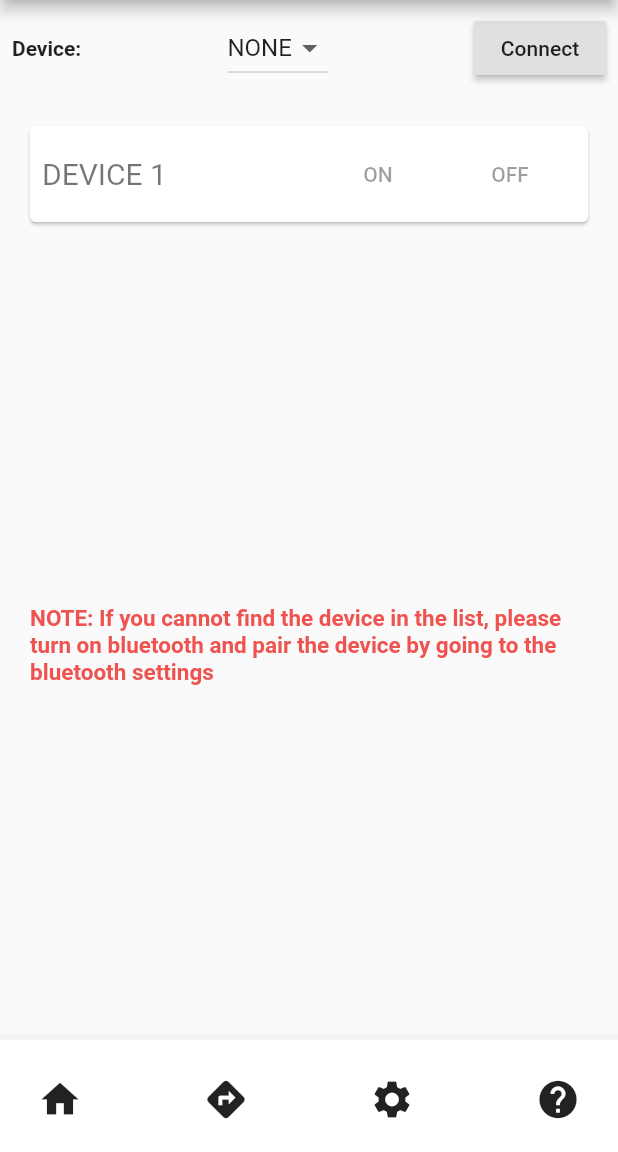
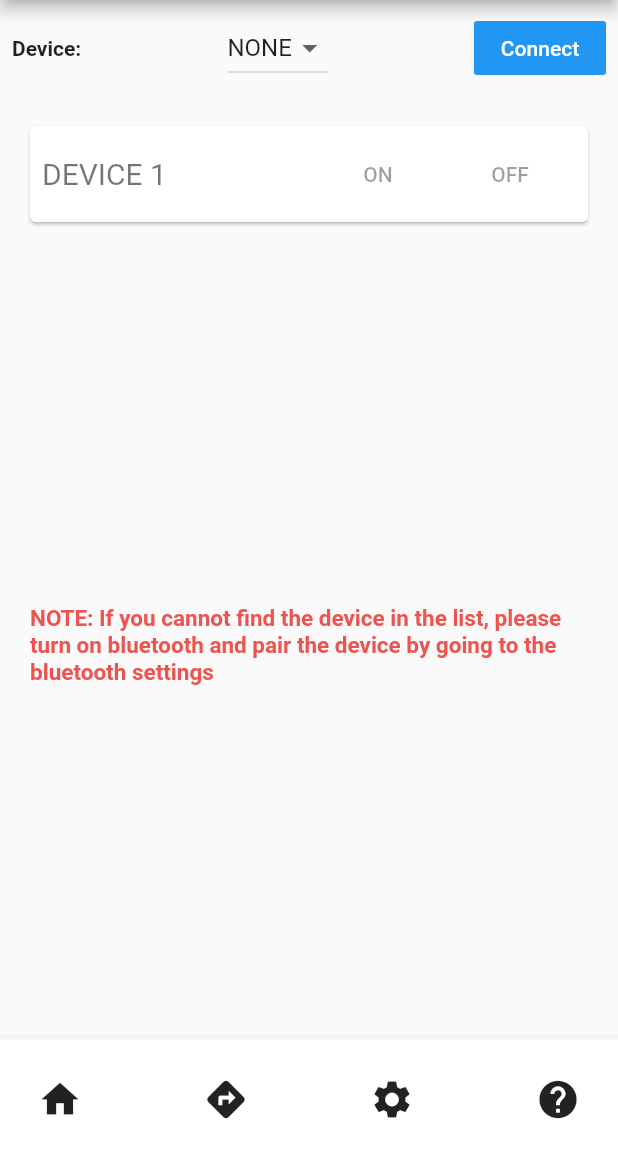
Before and after one commit to ingeniousambivert/virtualEye, a Flutter app: the screen it shows after launch, on a phone screen of 412 x 824 dp, the part 84-1236 px from its top. Run offline on Flutter 3.47's test engine with Material 2 defaults, Android fonts, the phone set to English and light mode, and no system bars; our stand-ins replace flutter_bluetooth_serial, geolocator, google_maps_flutter.

Commit message:
Updated layout

```diff
--- a/lib/screens/home.dart
+++ b/lib/screens/home.dart
@@ -110,7 +110,13 @@ class _BluetoothAppState extends State<BluetoothApp> {
                       onChanged: (value) => setState(() => _device = value),
                       value: _device,
                     ),
-                    RaisedButton(
+                    FlatButton(
+                      color: Colors.blue,
+                      textColor: Colors.white,
+                      disabledColor: Colors.grey,
+                      disabledTextColor: Colors.black,
+                      padding: EdgeInsets.all(8.0),
+                      splashColor: Colors.blueAccent,
                       onPressed:
                       _pressed ? null : _connected ? _disconnect : _connect,
                       child: Text(_connected ? 'Disconnect' : 'Connect'),
```
